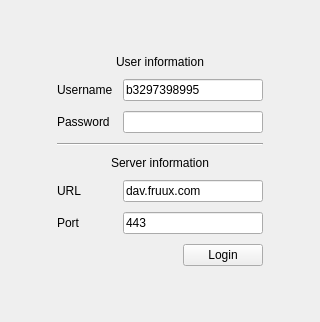
First picture: the form in View/Login/Login.ui, repository include-jacopo/POLICalendar, before the edit.
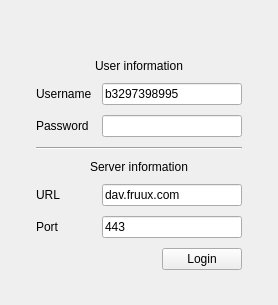
Second picture: the form after the edit.

The edit to the form file:
```diff
--- a/View/Login/Login.ui
+++ b/View/Login/Login.ui
@@ -6,8 +6,8 @@
    <rect>
     <x>0</x>
     <y>0</y>
-    <width>320</width>
-    <height>322</height>
+    <width>278</width>
+    <height>305</height>
    </rect>
   </property>
   <property name="sizePolicy">
@@ -45,7 +45,7 @@
      </property>
      <property name="sizeHint" stdset="0">
       <size>
-       <width>40</width>
+       <width>20</width>
        <height>20</height>
       </size>
      </property>
@@ -59,7 +59,7 @@
      <property name="sizeHint" stdset="0">
       <size>
        <width>20</width>
-       <height>40</height>
+       <height>20</height>
       </size>
      </property>
     </spacer>
@@ -97,21 +97,47 @@
       <property name="spacing">
        <number>10</number>
       </property>
-      <item row="1" column="0">
+      <item row="7" column="0" colspan="2">
+       <widget class="QLabel" name="label_3">
+        <property name="text">
+         <string>Server information</string>
+        </property>
+        <property name="alignment">
+         <set>Qt::AlignCenter</set>
+        </property>
+       </widget>
+      </item>
+      <item row="10" column="0">
+       <widget class="QLabel" name="label_5">
+        <property name="text">
+         <string>Port</string>
+        </property>
+       </widget>
+      </item>
+      <item row="2" column="0">
        <widget class="QLabel" name="label">
         <property name="text">
          <string>Username</string>
         </property>
        </widget>
       </item>
-      <item row="5" column="0" colspan="2">
-       <widget class="Line" name="line">
-        <property name="orientation">
-         <enum>Qt::Horizontal</enum>
+      <item row="11" column="1" alignment="Qt::AlignRight">
+       <widget class="QPushButton" name="pushButton_login">
+        <property name="sizePolicy">
+         <sizepolicy hsizetype="Fixed" vsizetype="Fixed">
+          <horstretch>0</horstretch>
+          <verstretch>0</verstretch>
+         </sizepolicy>
+        </property>
+        <property name="layoutDirection">
+         <enum>Qt::LeftToRight</enum>
+        </property>
+        <property name="text">
+         <string>Login</string>
         </property>
        </widget>
       </item>
-      <item row="9" column="1">
+      <item row="10" column="1">
        <widget class="QLineEdit" name="lineEdit_port">
         <property name="inputMask">
          <string>90000</string>
@@ -125,53 +151,13 @@
        </widget>
       </item>
       <item row="6" column="0" colspan="2">
-       <widget class="QLabel" name="label_3">
-        <property name="text">
-         <string>Server information</string>
+       <widget class="Line" name="line">
+        <property name="orientation">
+         <enum>Qt::Horizontal</enum>
         </property>
-        <property name="alignment">
-         <set>Qt::AlignCenter</set>
-        </property>
        </widget>
       </item>
-      <item row="1" column="1">
-       <widget class="QLineEdit" name="lineEdit_username">
-        <property name="text">
-         <string>b3297398995</string>
-        </property>
-       </widget>
-      </item>
-      <item row="8" column="1">
-       <widget class="QLineEdit" name="lineEdit_url">
-        <property name="text">
-         <string>dav.fruux.com</string>
-        </property>
-       </widget>
-      </item>
-      <item row="10" column="1" alignment="Qt::AlignRight">
-       <widget class="QPushButton" name="pushButton_login">
-        <property name="sizePolicy">
-         <sizepolicy hsizetype="Fixed" vsizetype="Fixed">
-          <horstretch>0</horstretch>
-          <verstretch>0</verstretch>
-         </sizepolicy>
-        </property>
-        <property name="layoutDirection">
-         <enum>Qt::LeftToRight</enum>
-        </property>
-        <property name="text">
-         <string>Login</string>
-        </property>
-       </widget>
-      </item>
-      <item row="8" column="0">
-       <widget class="QLabel" name="label_4">
-        <property name="text">
-         <string>URL</string>
-        </property>
-       </widget>
-      </item>
-      <item row="3" column="1">
+      <item row="4" column="1">
        <widget class="QLineEdit" name="lineEdit_password">
         <property name="sizePolicy">
          <sizepolicy hsizetype="Expanding" vsizetype="Fixed">
@@ -196,21 +182,35 @@
         </property>
        </widget>
       </item>
-      <item row="3" column="0">
+      <item row="2" column="1">
+       <widget class="QLineEdit" name="lineEdit_username">
+        <property name="text">
+         <string>b3297398995</string>
+        </property>
+       </widget>
+      </item>
+      <item row="9" column="1">
+       <widget class="QLineEdit" name="lineEdit_url">
+        <property name="text">
+         <string>dav.fruux.com</string>
+        </property>
+       </widget>
+      </item>
+      <item row="9" column="0">
+       <widget class="QLabel" name="label_4">
+        <property name="text">
+         <string>URL</string>
+        </property>
+       </widget>
+      </item>
+      <item row="4" column="0">
        <widget class="QLabel" name="label_2">
         <property name="text">
          <string>Password</string>
         </property>
        </widget>
       </item>
-      <item row="9" column="0">
-       <widget class="QLabel" name="label_5">
-        <property name="text">
-         <string>Port</string>
-        </property>
-       </widget>
-      </item>
-      <item row="0" column="0" colspan="2">
+      <item row="1" column="0" colspan="2">
        <widget class="QLabel" name="label_6">
         <property name="text">
          <string>User information</string>
@@ -220,6 +220,13 @@
         </property>
        </widget>
       </item>
+      <item row="0" column="0" colspan="2">
+       <widget class="QLabel" name="logo">
+        <property name="text">
+         <string/>
+        </property>
+       </widget>
+      </item>
      </layout>
     </widget>
    </item>
@@ -230,7 +237,7 @@
      </property>
      <property name="sizeHint" stdset="0">
       <size>
-       <width>40</width>
+       <width>20</width>
        <height>20</height>
       </size>
      </property>
@@ -244,7 +251,7 @@
      <property name="sizeHint" stdset="0">
       <size>
        <width>20</width>
-       <height>40</height>
+       <height>20</height>
       </size>
      </property>
     </spacer>
```
